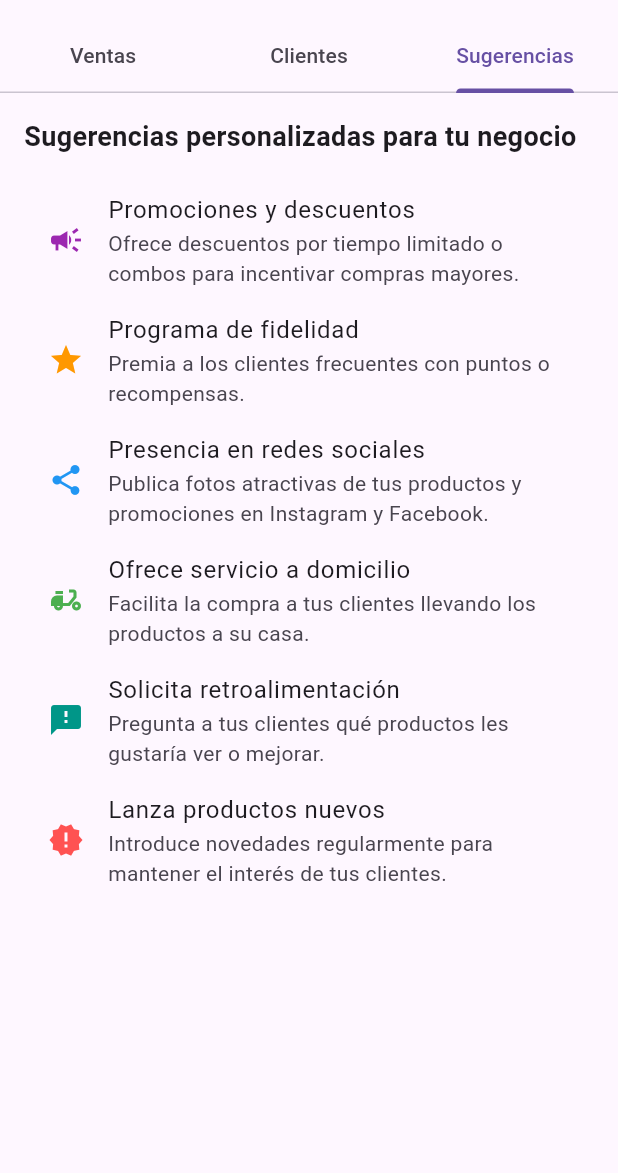
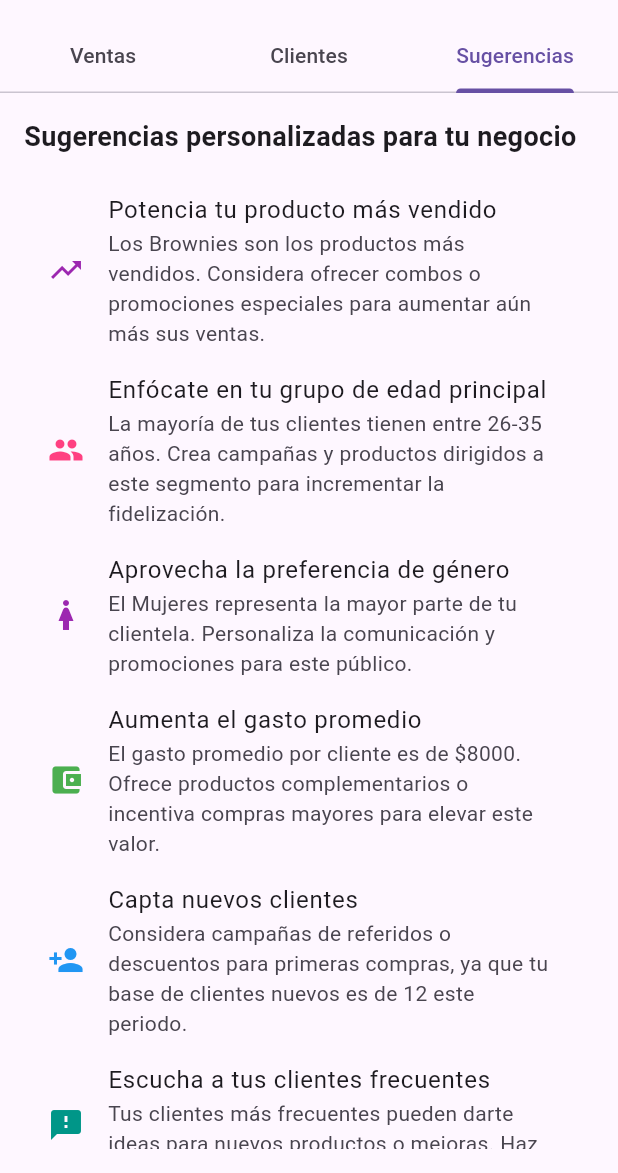
Before and after one commit to INDI260/emprende_chimba, a Flutter app: the StatisticsScreen screen opened directly, tab 3 chosen, on a phone screen of 412 x 824 dp, the part 63-1236 px from its top. Run offline on Flutter 3.47's test engine with Material 3 defaults, Android fonts, the phone set to English and light mode, and no system bars; our stand-ins replace fl_chart.

Commit message:
Update: Se mejoró la relevancia de las sugerencias

```diff
--- a/lib/main.dart
+++ b/lib/main.dart
@@ -974,6 +974,12 @@ class _SuggestionsTab extends StatelessWidget {
 
   @override
   Widget build(BuildContext context) {
+    // Datos simulados para personalizar sugerencias
+    final double gastoPromedio = 1200000 / 150; // $8.000
+    final topProduct = 'Brownies';
+    final topAgeGroup = '26-35';
+    final topGender = 'Mujeres';
+
     return Padding(
       padding: const EdgeInsets.all(16.0),
       child: ListView(
@@ -983,35 +989,35 @@ class _SuggestionsTab extends StatelessWidget {
             style: TextStyle(fontSize: 18, fontWeight: FontWeight.bold),
           ),
           const SizedBox(height: 16),
-          const ListTile(
-            leading: Icon(Icons.campaign, color: Colors.purple),
-            title: Text('Promociones y descuentos'),
-            subtitle: Text('Ofrece descuentos por tiempo limitado o combos para incentivar compras mayores.'),
+          ListTile(
+            leading: const Icon(Icons.trending_up, color: Colors.purple),
+            title: const Text('Potencia tu producto más vendido'),
+            subtitle: Text('Los $topProduct son los productos más vendidos. Considera ofrecer combos o promociones especiales para aumentar aún más sus ventas.'),
+          ),
+          ListTile(
+            leading: const Icon(Icons.group, color: Colors.pinkAccent),
+            title: const Text('Enfócate en tu grupo de edad principal'),
+            subtitle: Text('La mayoría de tus clientes tienen entre $topAgeGroup años. Crea campañas y productos dirigidos a este segmento para incrementar la fidelización.'),
+          ),
+          ListTile(
+            leading: const Icon(Icons.woman, color: Colors.purple),
+            title: const Text('Aprovecha la preferencia de género'),
+            subtitle: Text('El $topGender representa la mayor parte de tu clientela. Personaliza la comunicación y promociones para este público.'),
+          ),
+          ListTile(
+            leading: const Icon(Icons.account_balance_wallet, color: Colors.green),
+            title: const Text('Aumenta el gasto promedio'),
+            subtitle: Text('El gasto promedio por cliente es de \$${gastoPromedio.toStringAsFixed(0)}. Ofrece productos complementarios o incentiva compras mayores para elevar este valor.'),
           ),
           const ListTile(
-            leading: Icon(Icons.star, color: Colors.orange),
-            title: Text('Programa de fidelidad'),
-            subtitle: Text('Premia a los clientes frecuentes con puntos o recompensas.'),
-          ),
-          const ListTile(
-            leading: Icon(Icons.share, color: Colors.blue),
-            title: Text('Presencia en redes sociales'),
-            subtitle: Text('Publica fotos atractivas de tus productos y promociones en Instagram y Facebook.'),
-          ),
-          const ListTile(
-            leading: Icon(Icons.delivery_dining, color: Colors.green),
-            title: Text('Ofrece servicio a domicilio'),
-            subtitle: Text('Facilita la compra a tus clientes llevando los productos a su casa.'),
+            leading: Icon(Icons.person_add, color: Colors.blue),
+            title: Text('Capta nuevos clientes'),
+            subtitle: Text('Considera campañas de referidos o descuentos para primeras compras, ya que tu base de clientes nuevos es de 12 este periodo.'),
           ),
           const ListTile(
             leading: Icon(Icons.feedback, color: Colors.teal),
-            title: Text('Solicita retroalimentación'),
-            subtitle: Text('Pregunta a tus clientes qué productos les gustaría ver o mejorar.'),
-          ),
-          const ListTile(
-            leading: Icon(Icons.new_releases, color: Colors.redAccent),
-            title: Text('Lanza productos nuevos'),
-            subtitle: Text('Introduce novedades regularmente para mantener el interés de tus clientes.'),
+            title: Text('Escucha a tus clientes frecuentes'),
+            subtitle: Text('Tus clientes más frecuentes pueden darte ideas para nuevos productos o mejoras. Haz encuestas o entrevistas breves.'),
           ),
         ],
       ),
```
